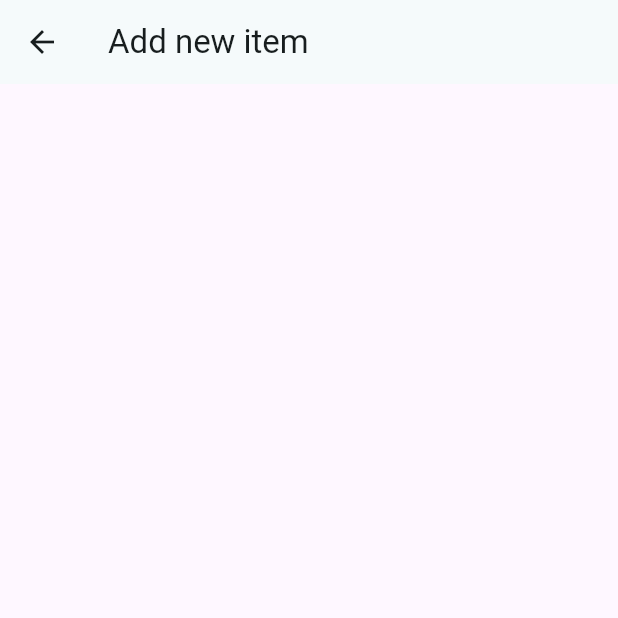
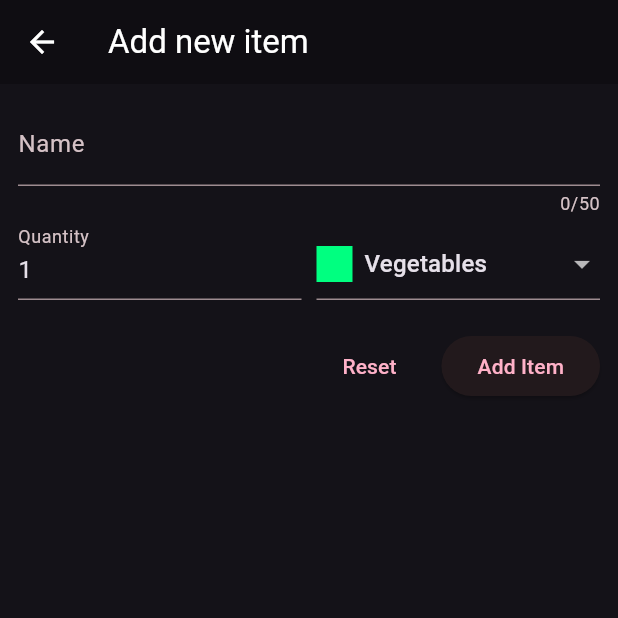
Before and after one commit to sohail-shahid/shopping_list, a Flutter app: the screen it shows after launch, after a tap on the "add" icon, on a phone screen of 412 x 824 dp, the top half of it. Run offline on Flutter 3.47's test engine with Material 3 defaults, Android fonts, the phone set to English and light mode, and no system bars.

Commit message:
add grocery item and show it in list

```diff
--- a/lib/main.dart
+++ b/lib/main.dart
@@ -5,14 +5,23 @@ final lightColorScheme = ColorScheme.fromSeed(
   seedColor: Colors.white,
 );
 final darkColorScheme = ColorScheme.fromSeed(
+  brightness: Brightness.dark,
   seedColor: Colors.black,
 );
 final lightTheme = ThemeData.light().copyWith(
   colorScheme: lightColorScheme,
+  appBarTheme: const AppBarTheme().copyWith(
+    backgroundColor: lightColorScheme.background,
+    foregroundColor: lightColorScheme.onBackground,
+  ),
 );
 
 final darkTheme = ThemeData.dark().copyWith(
   colorScheme: darkColorScheme,
+  appBarTheme: const AppBarTheme().copyWith(
+    backgroundColor: Colors.black26,
+    foregroundColor: Colors.white,
+  ),
 );
 
 void main() {
@@ -29,6 +38,7 @@ class MyApp extends StatelessWidget {
       title: 'Flutter Demo',
       theme: lightTheme,
       darkTheme: darkTheme,
+      themeMode: ThemeMode.dark,
       home: const GroceryListScreen(),
     );
   }
--- a/lib/screens/grocery_list_screen.dart
+++ b/lib/screens/grocery_list_screen.dart
@@ -1,17 +1,73 @@
 import 'package:flutter/material.dart';
-import 'package:shopping_list/data/dummy_grocery_models.dart';
+import 'package:shopping_list/models/grocery_model.dart';
 import 'package:shopping_list/screens/new_grocery_item_screen.dart';
 
-class GroceryListScreen extends StatelessWidget {
-  const GroceryListScreen({super.key});
+class GroceryListScreen extends StatefulWidget {
+  const GroceryListScreen({
+    super.key,
+  });
+
+  @override
+  State<StatefulWidget> createState() {
+    return _GroceryListScreenState();
+  }
+}
+
+class _GroceryListScreenState extends State<GroceryListScreen> {
+  final List<GroceryModel> groceryModelList = [];
+
   void _onAddNewItemPressed(BuildContext context) {
-    Navigator.of(context).push(MaterialPageRoute(builder: (context) {
-      return const NewGroceryItemScreen();
-    }));
+    Navigator.of(context).push<GroceryModel>(
+      MaterialPageRoute(builder: (context) {
+        return const NewGroceryItemScreen();
+      }),
+    ).then((model) {
+      if (model != null) {
+        setState(() {
+          groceryModelList.add(model);
+        });
+      }
+    });
+  }
+
+  void _onRemoveItem(GroceryModel model) {
+    setState(() {
+      groceryModelList.remove(model);
+    });
   }
 
   @override
   Widget build(BuildContext context) {
+    Widget content = const Center(
+      child: Text('No Item avilable'),
+    );
+
+    if (groceryModelList.isNotEmpty) {
+      content = ListView.builder(
+          itemCount: groceryModelList.length,
+          itemBuilder: (context, index) {
+            final gorceryModel = groceryModelList[index];
+            return Dismissible(
+              key: ValueKey(gorceryModel.id),
+              onDismissed: (direction) {
+                _onRemoveItem(gorceryModel);
+              },
+              background: Container(color: Theme.of(context).colorScheme.error),
+              direction: DismissDirection.endToStart,
+              child: ListTile(
+                title: Text(gorceryModel.name),
+                leading: Container(
+                  height: 24,
+                  width: 24,
+                  color: gorceryModel.category.color,
+                ),
+                trailing: Text(
+                  gorceryModel.quantity.toString(),
+                ),
+              ),
+            );
+          });
+    }
     return Scaffold(
       appBar: AppBar(
         title: const Text('Your Groceries List'),
@@ -23,21 +79,7 @@ class GroceryListScreen extends StatelessWidget {
               icon: const Icon(Icons.add))
         ],
       ),
-      body: ListView.builder(
-          itemCount: groceryModels.length,
-          itemBuilder: (context, index) {
-            return ListTile(
-              title: Text(groceryModels[index].name),
-              leading: Container(
-                height: 24,
-                width: 24,
-                color: groceryModels[index].category.color,
-              ),
-              trailing: Text(
-                groceryModels[index].quantity.toString(),
-              ),
-            );
-          }),
+      body: content,
     );
   }
 }
--- a/lib/screens/new_grocery_item_screen.dart
+++ b/lib/screens/new_grocery_item_screen.dart
@@ -1,4 +1,7 @@
 import 'package:flutter/material.dart';
+import 'package:shopping_list/data/available_categories.dart';
+import 'package:shopping_list/models/category_model.dart';
+import 'package:shopping_list/models/grocery_model.dart';
 
 class NewGroceryItemScreen extends StatefulWidget {
   const NewGroceryItemScreen({super.key});
@@ -10,14 +13,140 @@ class NewGroceryItemScreen extends StatefulWidget {
 }
 
 class _NewGroceryItemScreenState extends State<NewGroceryItemScreen> {
+  String? _name;
+  String _quanity = '1';
+  Category? _category = availavleCategories[CategoryType.vegetables];
+  final _formKey = GlobalKey<FormState>();
+
+  void _onResetPressed() {
+    _formKey.currentState?.reset();
+  }
+
+  void _onSaveItemPressed() {
+    final isValidated = _formKey.currentState?.validate() ?? false;
+    if (isValidated) {
+      _formKey.currentState?.save();
+      print('name: $_name');
+      print('quantity: $_quanity');
+      print(_category?.type);
+      Navigator.of(context).pop(GroceryModel(
+        id: DateTime.now().toString(),
+        name: _name!,
+        quantity: int.parse(_quanity),
+        category: _category!,
+      ));
+    }
+  }
+
   @override
   Widget build(BuildContext context) {
     return Scaffold(
       appBar: AppBar(
         title: const Text('Add new item'),
       ),
-      body: const Padding(
-        padding: EdgeInsets.all(12),
+      body: Padding(
+        padding: const EdgeInsets.all(12),
+        child: Form(
+          key: _formKey,
+          child: Column(
+            children: [
+              TextFormField(
+                maxLength: 50,
+                decoration: const InputDecoration(
+                  label: Text('Name'),
+                ),
+                validator: (value) {
+                  String? errorMessage;
+                  if (value == null ||
+                      value.isEmpty ||
+                      value.trim().length <= 1 ||
+                      value.trim().length >= 50) {
+                    errorMessage = 'Value must be between 0 and 5 chracters';
+                  }
+                  return errorMessage;
+                },
+                onSaved: (newValue) {
+                  _name = newValue;
+                },
+              ),
+              Row(
+                crossAxisAlignment: CrossAxisAlignment.end,
+                children: [
+                  Expanded(
+                    child: TextFormField(
+                      decoration: const InputDecoration(
+                        label: Text('Quantity'),
+                      ),
+                      initialValue: _quanity,
+                      keyboardType: TextInputType.number,
+                      validator: (value) {
+                        String? errorMessage;
+                        if (value == null ||
+                            int.tryParse(value) == null ||
+                            int.tryParse(value)! < 1) {
+                          errorMessage = 'Value must be a positive integer';
+                        }
+                        return errorMessage;
+                      },
+                      onSaved: ((newValue) => _quanity = newValue!),
+                    ),
+                  ),
+                  const SizedBox(
+                    width: 10,
+                  ),
+                  Expanded(
+                    child: DropdownButtonFormField<Category>(
+                      value: _category,
+                      items: availavleCategories.entries
+                          .map(
+                            (entry) => DropdownMenuItem(
+                              value: entry.value,
+                              child: Row(
+                                children: [
+                                  Container(
+                                    width: 24,
+                                    height: 24,
+                                    color: entry.value.color,
+                                  ),
+                                  const SizedBox(
+                                    width: 8,
+                                  ),
+                                  Text(entry.value.name),
+                                ],
+                              ),
+                            ),
+                          )
+                          .toList(),
+                      onChanged: (value) {
+                        _category = value;
+                      },
+                    ),
+                  )
+                ],
+              ),
+              const SizedBox(
+                height: 20,
+              ),
+              Row(
+                mainAxisSize: MainAxisSize.max,
+                mainAxisAlignment: MainAxisAlignment.end,
+                children: [
+                  TextButton(
+                    onPressed: _onResetPressed,
+                    child: const Text('Reset'),
+                  ),
+                  const SizedBox(
+                    width: 16,
+                  ),
+                  ElevatedButton(
+                    onPressed: _onSaveItemPressed,
+                    child: const Text('Add Item'),
+                  ),
+                ],
+              ),
+            ],
+          ),
+        ),
       ),
     );
   }
```
